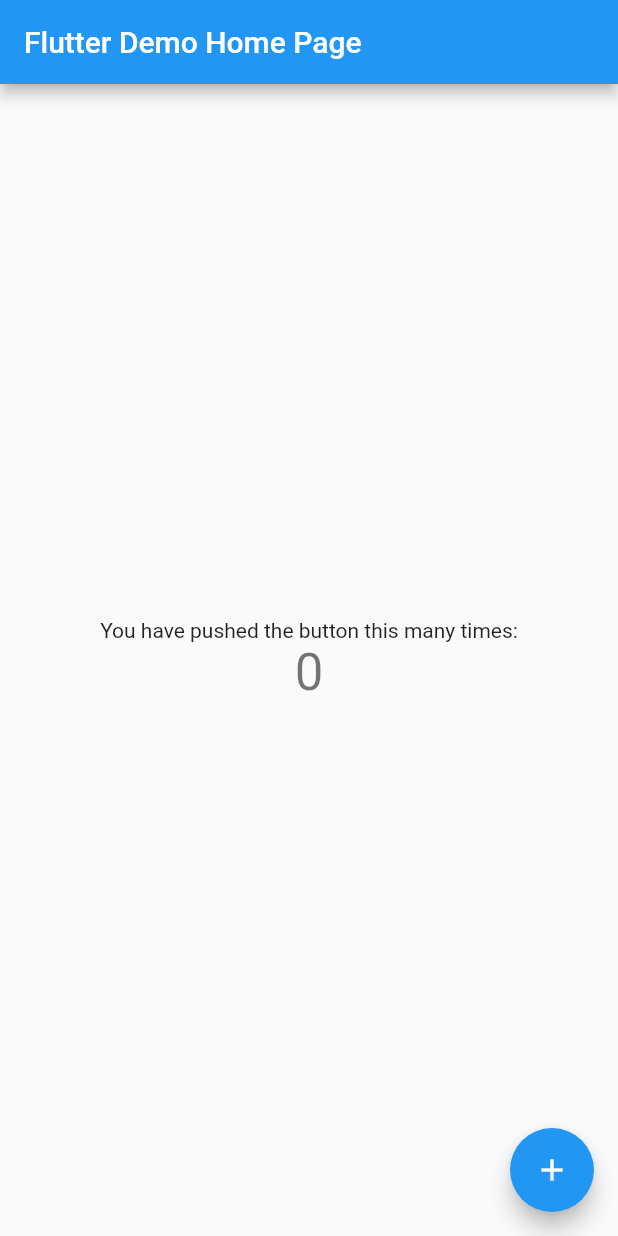
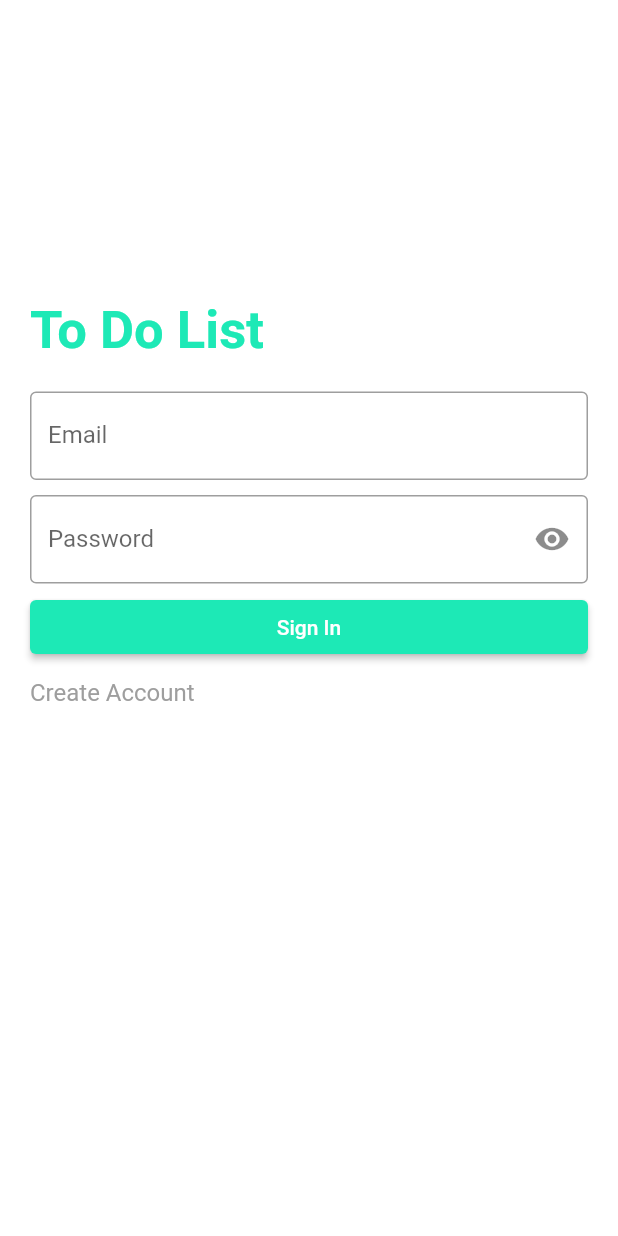
Before and after one commit to mengleang-ngoun/todolist_flutter, a Flutter app: the screen it shows after launch, on a phone screen of 412 x 824 dp. Run offline on Flutter 3.47's test engine with Material 2 defaults, Android fonts, the phone set to English and light mode, and no system bars; missing offline and left inert: regexed_validator.

Commit message:
sign up form and validation

```diff
--- /dev/null
+++ b/lib/AuthScreen/auth_screen.dart
@@ -0,0 +1,46 @@
+import 'package:flutter/material.dart';
+import 'package:todolist_flutter/AuthScreen/sign_in_form_widget.dart';
+import 'package:todolist_flutter/AuthScreen/sign_up_form_widget.dart';
+
+class AuthScreen extends StatefulWidget {
+  const AuthScreen({Key? key}) : super(key: key);
+
+  @override
+  State<StatefulWidget> createState() => _AuthScreen();
+}
+
+class _AuthScreen extends State<AuthScreen> {
+  String navScreen = 'SignInFormWidget';
+
+  Widget get mainScreen {
+    if (navScreen == 'SignInFormWidget') {
+      return SignInFormWidget(
+        onclick: () {
+          setState(() {
+            navScreen = 'SignUpFormWidget';
+          });
+        },
+      );
+    } else {
+      return SignUpFormWidget(
+        onclick: () {
+          setState(() {
+            navScreen = 'SignInFormWidget';
+          });
+        },
+      );
+    }
+  }
+
+  @override
+  Widget build(BuildContext context) {
+    return Scaffold(
+      resizeToAvoidBottomInset: false,
+      backgroundColor: Colors.white,
+      body: Padding(
+        padding: const EdgeInsets.only(top: 200, left: 20, right: 20),
+        child: mainScreen,
+      ),
+    );
+  }
+}
--- /dev/null
+++ b/lib/AuthScreen/sign_in_form_widget.dart
@@ -0,0 +1,110 @@
+import 'package:flutter/material.dart';
+
+class SignInFormWidget extends StatefulWidget {
+  final Function() onclick;
+
+  const SignInFormWidget({Key? key, required this.onclick}) : super(key: key);
+
+  @override
+  State<SignInFormWidget> createState() => _SignInFormWidgetState();
+}
+
+class _SignInFormWidgetState extends State<SignInFormWidget> {
+  bool passwordObscureText = true;
+  bool switchWidget = false;
+
+  @override
+  Widget build(BuildContext context) {
+    // TODO: implement build
+    return Column(
+      crossAxisAlignment: CrossAxisAlignment.stretch,
+      children: [
+        Padding(
+          padding: const EdgeInsets.only(bottom: 15),
+          child: Text(
+            "To Do List",
+            style: TextStyle(
+                fontSize: 35,
+                fontWeight: FontWeight.w600,
+                color: Colors.tealAccent.shade400),
+          ),
+        ),
+        Padding(
+          padding: const EdgeInsets.only(top: 5, bottom: 5),
+          child: TextFormField(
+            keyboardType: TextInputType.emailAddress,
+            style: const TextStyle(color: Colors.black),
+            decoration: InputDecoration(
+              labelText: "Email",
+              floatingLabelStyle: TextStyle(color: Colors.tealAccent.shade400),
+              enabledBorder: const OutlineInputBorder(
+                borderSide: BorderSide(color: Colors.grey, width: 1.0),
+              ),
+              focusedBorder: OutlineInputBorder(
+                borderSide:
+                    BorderSide(color: Colors.tealAccent.shade400, width: 2.0),
+              ),
+            ),
+          ),
+        ),
+        Padding(
+          padding: const EdgeInsets.only(top: 5, bottom: 5),
+          child: TextFormField(
+            keyboardType: TextInputType.visiblePassword,
+            style: const TextStyle(color: Colors.black),
+            obscureText: passwordObscureText,
+            decoration: InputDecoration(
+              labelText: "Password",
+              suffixIcon: IconButton(
+                icon: Icon(passwordObscureText
+                    ? Icons.visibility
+                    : Icons.visibility_off),
+                onPressed: () {
+                  setState(() {
+                    passwordObscureText = !passwordObscureText;
+                  });
+                },
+              ),
+              floatingLabelStyle: TextStyle(color: Colors.tealAccent.shade400),
+              enabledBorder: const OutlineInputBorder(
+                borderSide: BorderSide(color: Colors.grey, width: 1.0),
+              ),
+              focusedBorder: OutlineInputBorder(
+                borderSide:
+                    BorderSide(color: Colors.tealAccent.shade400, width: 2.0),
+              ),
+            ),
+          ),
+        ),
+        ElevatedButton(
+          onPressed: () {},
+          child: const Text("Sign In"),
+          style: ButtonStyle(
+            backgroundColor:
+                MaterialStateProperty.all<Color>(Colors.tealAccent.shade400),
+          ),
+        ),
+        Padding(
+          padding: const EdgeInsets.only(top: 10),
+          child: GestureDetector(
+              child: Text("Create Account",
+                  style: switchWidget
+                      ? TextStyle(
+                          fontWeight: FontWeight.w400,
+                          fontSize: 16,
+                          color: Colors.tealAccent.shade400)
+                      : const TextStyle(
+                          fontWeight: FontWeight.w400,
+                          fontSize: 16,
+                          color: Colors.grey)),
+              onTapDown: (t) {
+                setState(() {
+                  switchWidget = !switchWidget;
+                });
+              },
+              onTap: widget.onclick),
+        )
+      ],
+    );
+  }
+}
--- a/lib/main.dart
+++ b/lib/main.dart
@@ -1,4 +1,5 @@
 import 'package:flutter/material.dart';
+import 'package:todolist_flutter/AuthScreen/auth_screen.dart';
 
 void main() {
   runApp(const MyApp());
@@ -22,9 +23,9 @@
         // or simply save your changes to "hot reload" in a Flutter IDE).
         // Notice that the counter didn't reset back to zero; the application
         // is not restarted.
-        primarySwatch: Colors.blue,
+        colorScheme: ThemeData().colorScheme.copyWith(primary: Colors.tealAccent.shade400)
       ),
-      home: const MyHomePage(title: 'Flutter Demo Home Page'),
+      home: AuthScreen(),
     );
   }
 }
--- a/pubspec.yaml
+++ b/pubspec.yaml
@@ -34,6 +34,7 @@
   # The following adds the Cupertino Icons font to your application.
   # Use with the CupertinoIcons class for iOS style icons.
   cupertino_icons: ^1.0.2
+  regexed_validator: ^2.0.0+1
 
 dev_dependencies:
   flutter_test:
```
Also changed, not shown: lib/AuthScreen/sign_up_form_widget.dart (added, +219 -0 lines), pubspec.lock.
